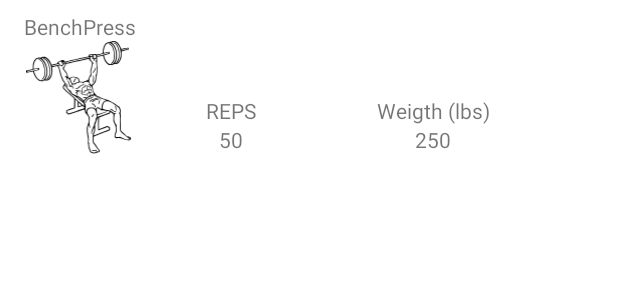
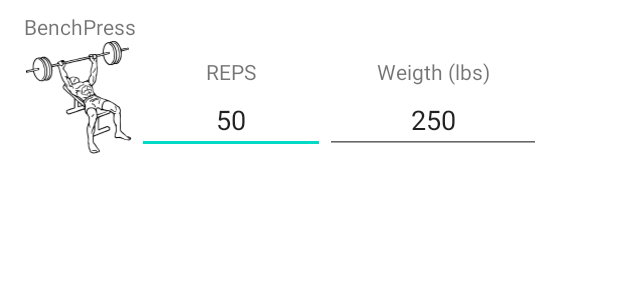
Before and after one commit to anthony-ruiz/my-workout-tracker, an Android app: the layout list_item_working_sets.xml on its own in the app's theme, with its tools: preview values and no code run, on a phone screen of 412 x 824 dp. Shown: the top 300 px of the screen. Run offline under Robolectric (Android 15) with nearby library versions, the phone set to English and light mode, and no system bars; Roboto replaces fonts that are not available here.

Commit message:
changed the workout to textEdit

```diff
--- a/app/src/main/res/layout/list_item_working_sets.xml
+++ b/app/src/main/res/layout/list_item_working_sets.xml
@@ -81,25 +81,29 @@
                 android:layout_width="match_parent"
                 android:layout_height="match_parent">
 
-                <TextView
+                <EditText
                     android:id="@+id/reps_field"
                     android:layout_width="125dp"
                     android:layout_height="wrap_content"
                     android:gravity="center"
                     android:text=" 50 "
+                    android:inputType="number"
                     tools:layout_editor_absoluteX="107dp"
                     tools:layout_editor_absoluteY="629dp"
-                    app:reps_field="@{workingset }"/>
+                    app:reps_field="@{workingset}"/>
 
-                <TextView
+
+                <EditText
                     android:id="@+id/weigth_field"
                     android:layout_width="144dp"
                     android:layout_height="match_parent"
                     android:gravity="center"
                     android:text=" 250 "
+                    android:inputType="number"
                     tools:layout_editor_absoluteX="107dp"
                     tools:layout_editor_absoluteY="629dp"
                     app:weigth_field="@{workingset}"/>
+
 
             </TableRow>
 
@@ -107,5 +111,7 @@
         </TableLayout>
 
 
+
+
     </androidx.constraintlayout.widget.ConstraintLayout>
 </layout>
```
